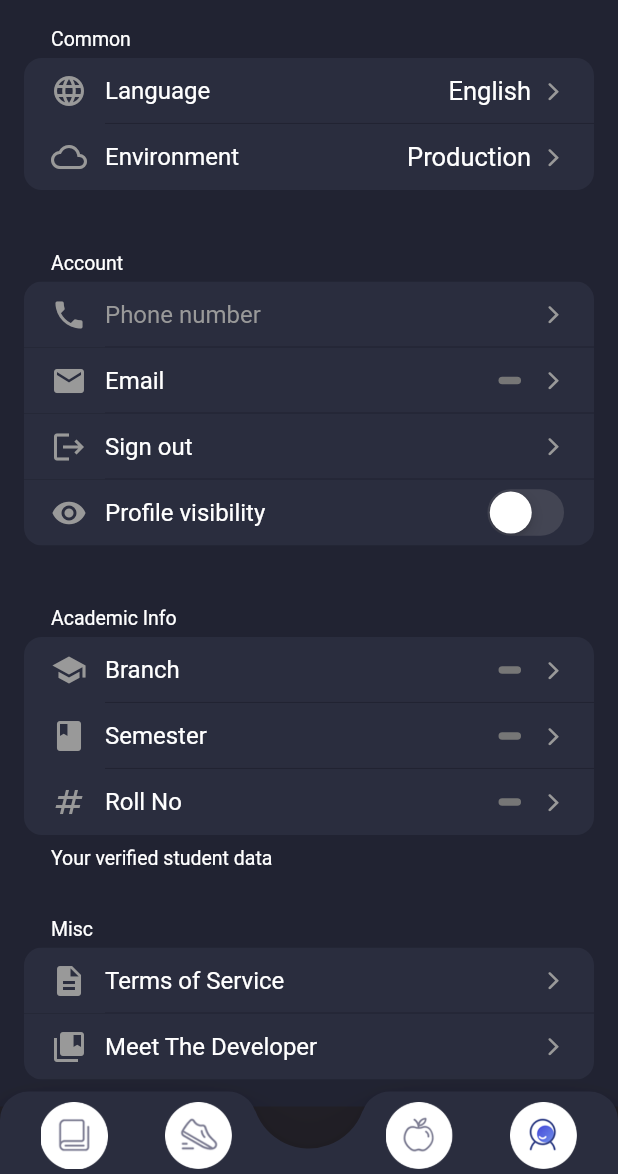
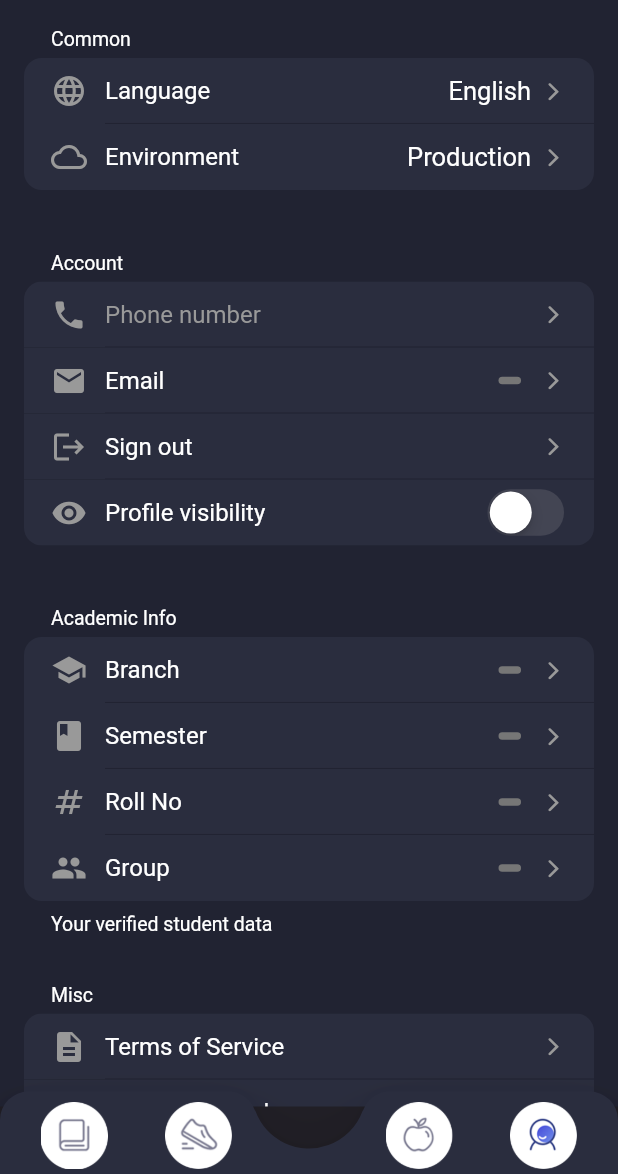
Before and after one commit to rohansen856/flutter_routine, a Flutter app: the screen it shows once a user with an empty profile is signed in, item 4 of the bottom bar chosen, on a phone screen of 412 x 824 dp, the part 62-1236 px from its top. Run offline on Flutter 3.47's test engine with Material 3 defaults, Android fonts, the phone set to English and light mode, and no system bars; our stand-ins replace awesome_notifications, dio, fl_chart, flutter_svg, gap, google_fonts and 2 more; accounts and stored records are empty; project files that could hold a hidden picture were left out.

Commit message:
modified:   lib/database/mess_database.dart 	modified:   lib/database/settings_database.dart 	modified:   lib/screens/dashboard/widgets/mess_list_data.dart 	modified:   lib/screens/settings/settings_ui.dart 	new file:   lib/test/groups.json

```diff
--- a/lib/database/mess_database.dart
+++ b/lib/database/mess_database.dart
@@ -32,7 +32,7 @@ class MessDatabase extends ChangeNotifier{
       MealsListData(
         imagePath: 'assets/fitness_app/breakfast.png',
         titleTxt: 'Breakfast',
-        timing: data.timing["breakfast"].toString()+" am",
+        timing: data.timing["breakfast"].toString(),
         meals: <String>[...data.breakfast.toString().split(', ')],
         startColor: '#FA7D82',
         endColor: '#FFB295',
@@ -40,7 +40,7 @@ class MessDatabase extends ChangeNotifier{
       MealsListData(
         imagePath: 'assets/fitness_app/lunch.png',
         titleTxt: 'Lunch',
-        timing: data.timing["lunch"].toString()+" pm",
+        timing: data.timing["lunch"].toString(),
         meals: <String>[...data.lunch.toString().split(', ')],
         startColor: '#738AE6',
         endColor: '#5C5EDD',
@@ -48,7 +48,7 @@ class MessDatabase extends ChangeNotifier{
       MealsListData(
         imagePath: 'assets/fitness_app/dinner.png',
         titleTxt: 'Dinner',
-        timing: data.timing["dinner"].toString()+" pm",
+        timing: data.timing["dinner"].toString(),
         meals: <String>[...data.dinner.toString().split(', ')],
         startColor: '#6F72CA',
         endColor: '#1E1466',
--- a/lib/database/settings_database.dart
+++ b/lib/database/settings_database.dart
@@ -3,7 +3,7 @@ import 'package:admin/models/settings_model.dart';
 import 'package:flutter/material.dart';
 import 'package:hive_flutter/hive_flutter.dart';
 
-enum SettingsArgs {branch, sem, mess, visibility}
+enum SettingsArgs {branch, sem, group, mess, visibility}
 
 class SettingsDatabase extends ChangeNotifier{
   final userId = supabase.auth.currentUser!.id;
@@ -16,10 +16,10 @@ class SettingsDatabase extends ChangeNotifier{
         await supabase.from('profiles').update({'visibility':data?.isProfileVisible}).eq('id', userId);
         await myBox.put('user', data!);
       }
-      // else if(name == SettingsArgs.branch){
-      //   await supabase.from('profiles').update({'branch':data}).eq('id', userId);
-      //   myBox.put('settings.branch', data);
-      // }
+      else if(name == SettingsArgs.group){
+        await supabase.from('profiles').update({'group':data?.group}).eq('id', userId);
+        myBox.put('settings.branch', data!);
+      }
       // else if(name == SettingsArgs.sem){
       //   await supabase.from('profiles').update({'sem':data}).eq('id', userId);
       //   myBox.put('settings.sem', data);
@@ -58,6 +58,7 @@ class SettingsDatabase extends ChangeNotifier{
         isProfileVisible: data['visibility']
       );
       if(userData.email!=null){
+        print(userData.group);
         try{await myBox.put('user', userData);}catch(e){}
       }
       return userData;
--- a/lib/screens/dashboard/widgets/mess_list_data.dart
+++ b/lib/screens/dashboard/widgets/mess_list_data.dart
@@ -179,7 +179,7 @@ class MealsView extends StatelessWidget {
                                         style: TextStyle(
                                           fontFamily: AppTheme.fontName,
                                           fontWeight: FontWeight.w600,
-                                          fontSize: 16,
+                                          fontSize: 15,
                                           letterSpacing: 0.2,
                                           color: AppTheme.white,
                                         ),
--- a/lib/screens/settings/settings_ui.dart
+++ b/lib/screens/settings/settings_ui.dart
@@ -32,6 +32,7 @@ class _SettingsScreenState
   String? branch = null;
   String? semester = null;
   int? roll = null;
+  String? group = null;
 
   Future<void> func() async{
     setState(() {
@@ -49,6 +50,7 @@ class _SettingsScreenState
         branch = userData!.branch != null ? userData!.branch.toString():'';
         semester = userData!.sem != null ? userData!.sem.toString():'';
         roll = userData!.roll != null ? userData!.roll:0;
+        group = userData!.group !=null ? userData!.group: '';
         isProfileVisible = userData!.isProfileVisible != null ? userData!.isProfileVisible:false;
       });
     }
@@ -150,6 +152,15 @@ class _SettingsScreenState
                   ?TextLoadingAnimation()
                   :Text(roll.toString(), style: TextStyle(color: AppTheme.deactivatedText),),
                 enabled: session != null,
+              ),
+              SettingsTile.navigation(
+                onPressed: (_){groupSelectDialogue(context);},
+                leading: Icon(Icons.group),
+                title: Text('Group',),
+                trailing: isLoading
+                  ?TextLoadingAnimation()
+                  :Text(group??'', style: TextStyle(color: AppTheme.deactivatedText),),
+                enabled: session != null,
                 description: Text('Your verified student data'),
               ),
             ],
@@ -233,37 +244,39 @@ class _SettingsScreenState
     }
   }
 
-  // void branchSelectDialogue(BuildContext context) {
-  //   List<String> branches = ['CS', 'EC', 'ME', 'SM', 'DS'];
-  //   List<Widget> widList = [];
+  void groupSelectDialogue(BuildContext context) {
+    List<String> branches = ['A', 'B', 'C', 'D', 'E'];
+    List<Widget> widList = [];
 
-  //   branches.forEach((el)=>widList.add(
-  //       TextButton(
-  //             onPressed: () async{
-  //               // Close the dialog
-  //               bool res = await SettingsDatabase().writeData(SettingsArgs.branch, el);
-  //               if(res){
-  //                 setState(() {
-  //                   branch = el;
-  //                 });
-  //               }
-  //               Navigator.of(context).pop();
-  //             },
-  //             child: Text(el),
-  //           ),
-  //     )
-  //   );
+    branches.forEach((el)=>widList.add(
+        TextButton(
+              onPressed: () async{
+                userData?.group = el;
+                bool res = await SettingsDatabase().writeData(SettingsArgs.group, userData);
+                if(res){
+                  setState(() {
+                    group = el;
+                  });
+                }else{
+                  userData?.group = '';
+                }
+                Navigator.of(context).pop();
+              },
+              child: Text(el),
+            ),
+      )
+    );
 
-  //   showDialog(
-  //     context: context,
-  //     builder: (BuildContext context) {
-  //       return AlertDialog(
-  //         actions: widList,
-  //         actionsAlignment: MainAxisAlignment.center,
-  //       );
-  //     },
-  //   );
-  // }
+    showDialog(
+      context: context,
+      builder: (BuildContext context) {
+        return AlertDialog(
+          actions: widList,
+          actionsAlignment: MainAxisAlignment.center,
+        );
+      },
+    );
+  }
 
   // void semSelectDialogue(BuildContext context) {
   //   List<int> sems = [1,2,3,4,5,6,7,8];
```
Also changed, not shown: 1 other file.
